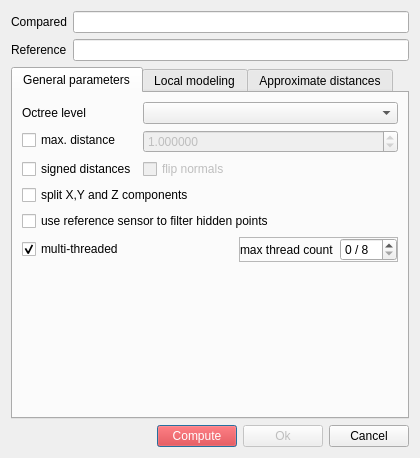
CloudCompare/CloudCompare, file qCC/ui_templates/comparisonDlg.ui: the form before one commit.
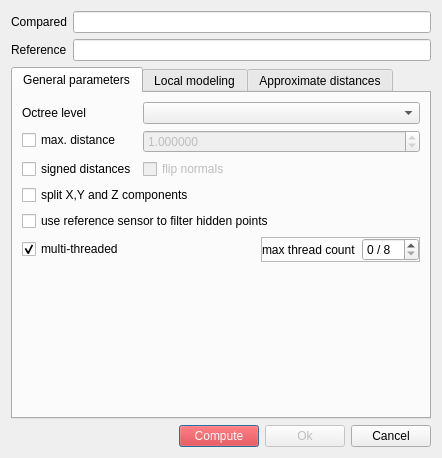
The form after the commit. Icons and pictures are not drawn.

Commit message: Glitch fix: the 'max distance' setting in the distances computation dialog was no more accessible :|

Patch:
```diff
--- a/qCC/ui_templates/comparisonDlg.ui
+++ b/qCC/ui_templates/comparisonDlg.ui
@@ -6,7 +6,7 @@
    <rect>
     <x>0</x>
     <y>0</y>
-    <width>420</width>
+    <width>442</width>
     <height>458</height>
    </rect>
   </property>
```
Left out of the diff: 19 changed lines with no effect on the pictures.
